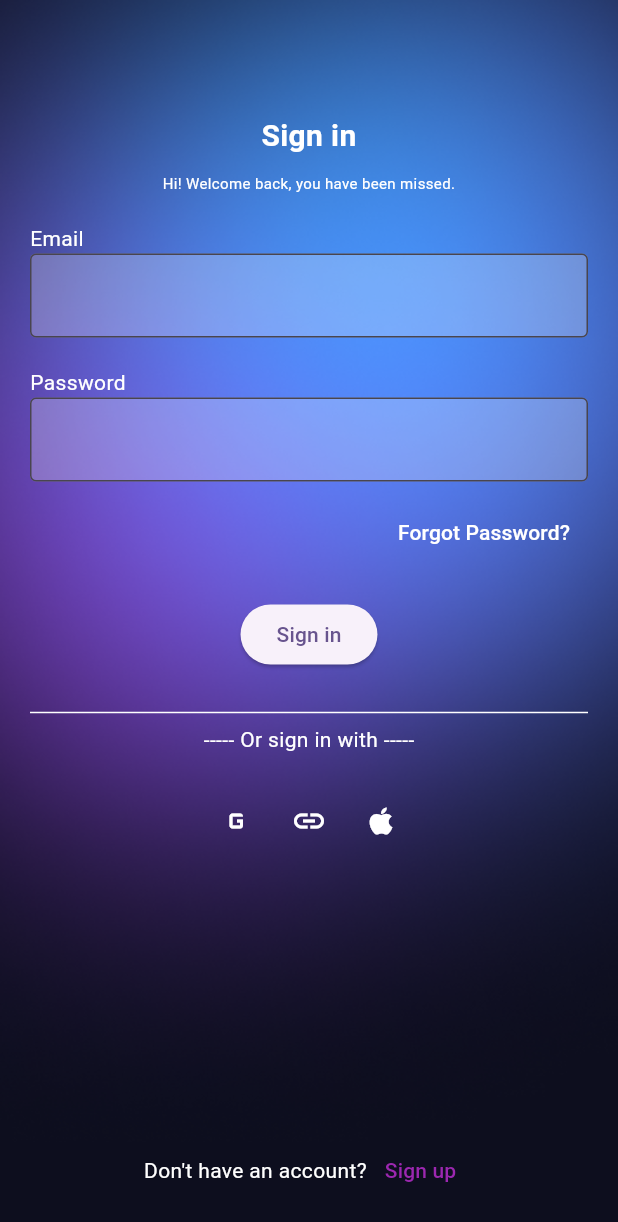
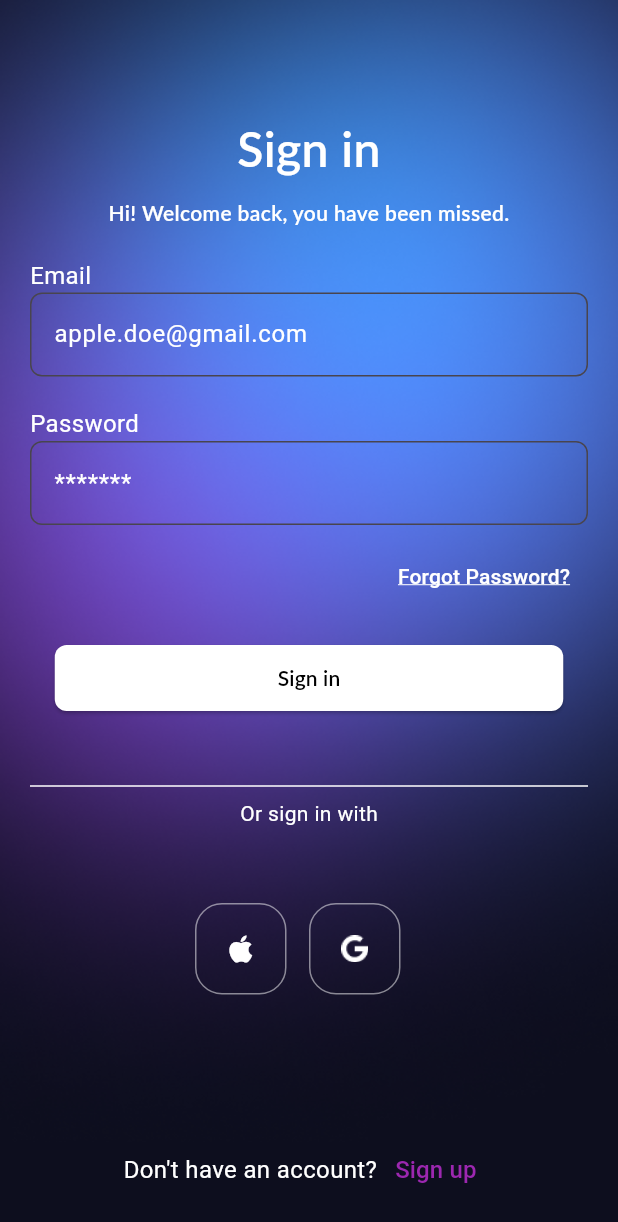
Before and after one commit to Arujan619/Instant-, a Flutter app: the SigninMain screen opened directly, on a phone screen of 412 x 824 dp. Shown: the top 1222 px of the screen. Run offline on Flutter 3.47's test engine with Material 3 defaults, Android fonts, the phone set to English and light mode, and no system bars; our stand-ins replace syncfusion_flutter_charts; missing offline and left inert: flutter_gradient_app_bar, social_media_buttons; Roboto replaces fonts that are missing (Lato).

Commit message:
Sign in page UI complete

```diff
--- a/MobileProject/lib/SigninPage/signin-main.dart
+++ b/MobileProject/lib/SigninPage/signin-main.dart
@@ -1,6 +1,7 @@
 import 'package:flutter/material.dart';
 import '../SignupPage/signup-main.dart';
 import '../MainScreen/main-screen.dart';
+import 'package:social_media_buttons/social_media_buttons.dart';
 
 /*
     Description:
@@ -52,8 +53,9 @@ class SigninMain extends StatelessWidget {
                     'Sign in',
                     style: TextStyle(
                       color: Colors.white,
-                      fontSize: 20,
-                      fontWeight: FontWeight.bold,
+                      fontSize: 32,
+                      fontWeight: FontWeight.w600,
+                      fontFamily: 'Lato',
                     ),
                     textAlign: TextAlign.center,
                   ),
@@ -62,7 +64,9 @@ class SigninMain extends StatelessWidget {
                     'Hi! Welcome back, you have been missed.',
                     style: TextStyle(
                       color: Colors.white,
-                      fontSize: 10,
+                      fontSize: 14,
+                      fontWeight: FontWeight.w600,
+                      fontFamily: 'Lato',
                     ),
                     textAlign: TextAlign.center,
                   ),
@@ -73,14 +77,20 @@ class SigninMain extends StatelessWidget {
                       'Email',
                       style: TextStyle(
                         color: Colors.white,
+                        fontSize: 16,
                       ),
                     ),
                   ),
                   const TextField(
                     decoration: InputDecoration(
                       filled: true,
-                      fillColor: Colors.white24,
-                      border: OutlineInputBorder(),
+                      fillColor: Colors.transparent,
+                      border: OutlineInputBorder(
+                        borderRadius: BorderRadius.all(Radius.circular(8)),
+                        borderSide: BorderSide(color: Color(0xFFFFFFFF)), // light grey color
+                      ),
+                      hintText: 'apple.doe@gmail.com',
+                      hintStyle: TextStyle(color: Colors.white),
                     ),
                     style: TextStyle(color: Colors.white),
                   ),
@@ -91,6 +101,7 @@ class SigninMain extends StatelessWidget {
                       'Password',
                       style: TextStyle(
                         color: Colors.white,
+                        fontSize: 16,
                       ),
                     ),
                   ),
@@ -98,8 +109,13 @@ class SigninMain extends StatelessWidget {
                     obscureText: true,
                     decoration: InputDecoration(
                       filled: true,
-                      fillColor: Colors.white24,
-                      border: OutlineInputBorder(),
+                      fillColor: Colors.transparent,
+                      border: OutlineInputBorder(
+                        borderRadius: BorderRadius.all(Radius.circular(8)),
+                        borderSide: BorderSide(color: Color(0xFFFFFFFF)), // light grey color
+                      ),
+                      hintText: '*******',
+                      hintStyle: TextStyle(color: Colors.white),
                     ),
                     style: TextStyle(color: Colors.white),
                   ),
@@ -112,12 +128,15 @@ class SigninMain extends StatelessWidget {
                       },
                       child: const Text(
                         'Forgot Password?',
-                        style: TextStyle(color: Colors.white),
+                        style: TextStyle(
+                          color: Colors.white,
+                          decoration: TextDecoration.underline,
+                          decorationColor: Colors.white,
+                        ),
                       ),
                     ),
                   ),
                   const SizedBox(height: 20),
-                  // TODO: Implement sign-in logic. For now, navigate to HomeMain
                   ElevatedButton(
                     onPressed: () {
                       Navigator.pushReplacement(
@@ -125,36 +144,76 @@ class SigninMain extends StatelessWidget {
                         MaterialPageRoute(builder: (context) => const MainScreen()),
                       );
                     },
-                    child: const Text('Sign in'),
+                    style: ElevatedButton.styleFrom(
+                      minimumSize: const Size(339, 44),
+                      backgroundColor: Colors.white,
+                      shape: RoundedRectangleBorder(
+                        borderRadius: BorderRadius.circular(8),
+                      ),
+                    ),
+                    child: const Text(
+                      'Sign in',
+                      style: TextStyle(
+                        color: Colors.black,
+                        fontSize: 14,
+                        fontWeight: FontWeight.w600,
+                        fontFamily: 'Lato',
+                      ),
+                    ),
                   ),
-                  const SizedBox(height: 20),
+                  const SizedBox(height: 40),
                   const Divider(color: Colors.white),
                   const Text(
-                    '----- Or sign in with -----',
+                    'Or sign in with',
                     style: TextStyle(color: Colors.white),
                   ),
-                  const SizedBox(height: 20),
+                  const SizedBox(height: 50),
                   Row(
                     mainAxisAlignment: MainAxisAlignment.center,
                     children: [
-                      IconButton(
-                        icon: const Icon(Icons.g_mobiledata, color: Colors.white),
-                        onPressed: () {
-                          // TODO: Implement Google sign-in
-                        },
+                      // Apple "Sign In" button
+                      Container(
+                        height: 61,
+                        width: 61,
+                        decoration: BoxDecoration(
+                          borderRadius: BorderRadius.circular(18),
+                          border: Border.all(
+                            color: Colors.white.withOpacity(0.5), // Light grey with 0.5 opacity
+                            width: 1,
+                          ),
+                        ),
+                        child: IconButton(
+                          icon: const Icon(Icons.apple),
+                          color: Colors.white,
+                          onPressed: () {
+                            // TODO: Implement Apple sign-in
+                          },
+                        ),
                       ),
-                      IconButton(
-                        icon: const Icon(Icons.link, color: Colors.white),
-                        onPressed: () {
-                          // TODO: Implement LinkedIn sign-in
-                        },
+                      const SizedBox(width: 15),
+                      // Google "Sign In" button
+                      Container(
+                        height: 61,
+                        width: 61,
+                        decoration: BoxDecoration(
+                          borderRadius: BorderRadius.circular(18),
+                          border: Border.all(
+                            color: Colors.white.withOpacity(0.5),
+                            width: 1,
+                          ),
+                        ),
+                        child: IconButton(
+                          icon: SizedBox(
+                            width: 18,
+                            height: 18,
+                            child: Image.asset('assets/icons/google_icon.png'),
+                          ),
+                          onPressed: () {
+                            // TODO: Implement Google sign-in
+                          },
+                        ),
                       ),
-                      IconButton(
-                        icon: const Icon(Icons.apple, color: Colors.white),
-                        onPressed: () {
-                          // TODO: Implement Apple sign-in
-                        },
-                      ),
+                      const SizedBox(width: 15),
                     ],
                   ),
                   const Spacer(),
@@ -163,7 +222,10 @@ class SigninMain extends StatelessWidget {
                     children: [
                       const Text(
                         "Don't have an account?",
-                        style: TextStyle(color: Colors.white),
+                        style: TextStyle(
+                          color: Colors.white,
+                          fontSize: 16,
+                        ),
                       ),
                       TextButton(
                         onPressed: () {
@@ -174,7 +236,10 @@ class SigninMain extends StatelessWidget {
                         },
                         child: const Text(
                           'Sign up',
-                          style: TextStyle(color: Colors.purple),
+                          style: TextStyle(
+                            color: Colors.purple,
+                            fontSize: 16,
+                          ),
                         ),
                       ),
                     ],
--- a/MobileProject/pubspec.yaml
+++ b/MobileProject/pubspec.yaml
@@ -32,7 +32,7 @@ dependencies:
     sdk: flutter
   syncfusion_flutter_charts: ^27.1.58
   intl: ^0.19.0
-
+  social_media_buttons: ^1.0.0
 
 
   # The following adds the Cupertino Icons font to your application.
```
Also changed, not shown: MobileProject/pubspec.lock, 5 other files.
